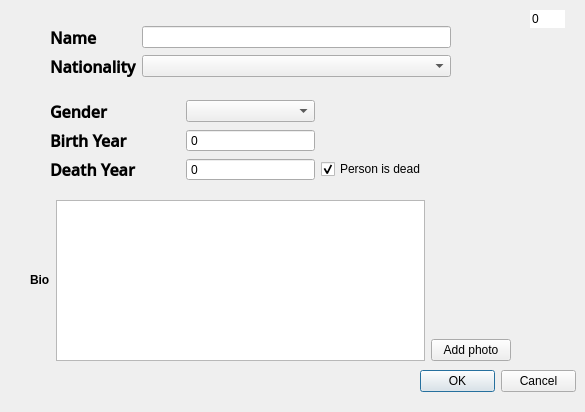
The window that personDialog.ui (annakrih/T113VLN1-3) describes before a commit, drawn with Qt 5.
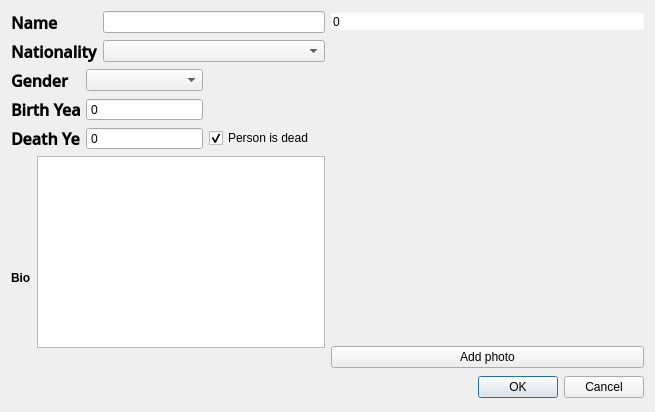
The same window after the commit.

```diff
--- a/personDialog.ui
+++ b/personDialog.ui
@@ -6,14 +6,14 @@
    <rect>
     <x>0</x>
     <y>0</y>
-    <width>585</width>
+    <width>655</width>
     <height>412</height>
    </rect>
   </property>
   <property name="minimumSize">
    <size>
-    <width>390</width>
-    <height>404</height>
+    <width>655</width>
+    <height>412</height>
    </size>
   </property>
   <property name="windowTitle">
@@ -22,67 +22,8 @@
   <property name="styleSheet">
    <string notr="true"/>
   </property>
-  <widget class="QDialogButtonBox" name="buttonBox">
-   <property name="enabled">
-    <bool>true</bool>
-   </property>
-   <property name="geometry">
-    <rect>
-     <x>420</x>
-     <y>370</y>
-     <width>156</width>
-     <height>23</height>
-    </rect>
-   </property>
-   <property name="styleSheet">
-    <string notr="true"/>
-   </property>
-   <property name="orientation">
-    <enum>Qt::Horizontal</enum>
-   </property>
-   <property name="standardButtons">
-    <set>QDialogButtonBox::Cancel|QDialogButtonBox::Ok</set>
-   </property>
-   <property name="centerButtons">
-    <bool>false</bool>
-   </property>
-  </widget>
-  <widget class="QSpinBox" name="hiddenId">
-   <property name="enabled">
-    <bool>true</bool>
-   </property>
-   <property name="geometry">
-    <rect>
-     <x>530</x>
-     <y>10</y>
-     <width>35</width>
-     <height>18</height>
-    </rect>
-   </property>
-   <property name="font">
-    <font>
-     <kerning>true</kerning>
-    </font>
-   </property>
-   <property name="frame">
-    <bool>false</bool>
-   </property>
-   <property name="buttonSymbols">
-    <enum>QAbstractSpinBox::NoButtons</enum>
-   </property>
-   <property name="keyboardTracking">
-    <bool>false</bool>
-   </property>
-  </widget>
-  <widget class="QWidget" name="verticalLayoutWidget">
-   <property name="geometry">
-    <rect>
-     <x>50</x>
-     <y>10</y>
-     <width>401</width>
-     <height>187</height>
-    </rect>
-   </property>
+  <layout class="QHBoxLayout" name="horizontalLayout_2">
+   <item>
    <layout class="QVBoxLayout" name="verticalLayout">
     <item>
      <layout class="QGridLayout" name="gridLayout_2">
@@ -140,24 +81,6 @@
     </item>
     <item>
      <layout class="QGridLayout" name="gridLayout">
-      <item row="1" column="0">
-       <widget class="QLabel" name="labelBY">
-        <property name="font">
-         <font>
-          <family>Open Sans Semibold</family>
-          <pointsize>12</pointsize>
-          <weight>75</weight>
-          <bold>true</bold>
-         </font>
-        </property>
-        <property name="styleSheet">
-         <string notr="true"/>
-        </property>
-        <property name="text">
-         <string>Birth Year</string>
-        </property>
-       </widget>
-      </item>
       <item row="1" column="1">
        <widget class="QSpinBox" name="personBY">
         <property name="styleSheet">
@@ -177,28 +100,19 @@
         </property>
        </widget>
       </item>
-      <item row="0" column="1">
-       <widget class="QComboBox" name="personGender">
-        <property name="styleSheet">
-         <string notr="true"/>
-        </property>
-       </widget>
-      </item>
-      <item row="0" column="0">
-       <widget class="QLabel" name="labelGender">
-        <property name="font">
-         <font>
-          <family>Open Sans Semibold</family>
-          <pointsize>12</pointsize>
-          <weight>75</weight>
-          <bold>true</bold>
-         </font>
+       <item row="2" column="2">
+        <widget class="QCheckBox" name="personCheckDY">
+         <property name="acceptDrops">
+          <bool>false</bool>
         </property>
         <property name="styleSheet">
          <string notr="true"/>
         </property>
         <property name="text">
-         <string>Gender</string>
+          <string>Person is dead</string>
+         </property>
+         <property name="checked">
+          <bool>true</bool>
         </property>
        </widget>
       </item>
@@ -224,8 +138,69 @@
         </property>
        </widget>
       </item>
+       <item row="0" column="1">
+        <widget class="QComboBox" name="personGender">
+         <property name="styleSheet">
+          <string notr="true"/>
+         </property>
+        </widget>
+       </item>
+       <item row="0" column="0">
+        <widget class="QLabel" name="labelGender">
+         <property name="maximumSize">
+          <size>
+           <width>60</width>
+           <height>16777215</height>
+          </size>
+         </property>
+         <property name="font">
+          <font>
+           <family>Open Sans Semibold</family>
+           <pointsize>12</pointsize>
+           <weight>75</weight>
+           <bold>true</bold>
+          </font>
+         </property>
+         <property name="styleSheet">
+          <string notr="true"/>
+         </property>
+         <property name="text">
+          <string>Gender</string>
+         </property>
+        </widget>
+       </item>
+       <item row="1" column="0">
+        <widget class="QLabel" name="labelBY">
+         <property name="maximumSize">
+          <size>
+           <width>69</width>
+           <height>16777215</height>
+          </size>
+         </property>
+         <property name="font">
+          <font>
+           <family>Open Sans Semibold</family>
+           <pointsize>12</pointsize>
+           <weight>75</weight>
+           <bold>true</bold>
+          </font>
+         </property>
+         <property name="styleSheet">
+          <string notr="true"/>
+         </property>
+         <property name="text">
+          <string>Birth Year</string>
+         </property>
+        </widget>
+       </item>
       <item row="2" column="0">
        <widget class="QLabel" name="labelDeath">
+         <property name="maximumSize">
+          <size>
+           <width>69</width>
+           <height>16777215</height>
+          </size>
+         </property>
         <property name="font">
          <font>
           <family>Open Sans Semibold</family>
@@ -242,50 +217,91 @@
         </property>
        </widget>
       </item>
-      <item row="2" column="2">
-       <widget class="QCheckBox" name="personCheckDY">
-        <property name="acceptDrops">
-         <bool>false</bool>
-        </property>
-        <property name="styleSheet">
-         <string notr="true"/>
-        </property>
-        <property name="text">
-         <string>Person is dead</string>
-        </property>
-        <property name="checked">
-         <bool>true</bool>
-        </property>
-       </widget>
-      </item>
-     </layout>
-    </item>
-   </layout>
-  </widget>
-  <widget class="QWidget" name="horizontalLayoutWidget">
-   <property name="geometry">
-    <rect>
-     <x>30</x>
-     <y>200</y>
-     <width>481</width>
-     <height>161</height>
-    </rect>
-   </property>
+      </layout>
+     </item>
+     <item>
    <layout class="QHBoxLayout" name="horizontalLayout">
     <item>
      <widget class="QLabel" name="labelBio">
+         <property name="maximumSize">
+          <size>
+           <width>20</width>
+           <height>16777215</height>
+          </size>
+         </property>
       <property name="text">
        <string>&lt;html&gt;&lt;head/&gt;&lt;body&gt;&lt;p&gt;&lt;span style=&quot; font-weight:600;&quot;&gt;Bio&lt;/span&gt;&lt;/p&gt;&lt;/body&gt;&lt;/html&gt;</string>
       </property>
      </widget>
     </item>
-    <item>
-     <widget class="QTextEdit" name="textEdit"/>
-    </item>
     <item>
      <layout class="QVBoxLayout" name="verticalLayout_2">
       <item>
+          <widget class="QTextEdit" name="textEdit">
+           <property name="maximumSize">
+            <size>
+             <width>16777215</width>
+             <height>400</height>
+            </size>
+           </property>
+           <property name="sizeIncrement">
+            <size>
+             <width>0</width>
+             <height>0</height>
+            </size>
+           </property>
+          </widget>
+         </item>
+         <item>
+          <spacer name="verticalSpacer">
+           <property name="orientation">
+            <enum>Qt::Vertical</enum>
+           </property>
+           <property name="sizeHint" stdset="0">
+            <size>
+             <width>20</width>
+             <height>40</height>
+            </size>
+           </property>
+          </spacer>
+         </item>
+        </layout>
+       </item>
+      </layout>
+     </item>
+    </layout>
+   </item>
+   <item>
+    <layout class="QVBoxLayout" name="verticalLayout_3">
+     <item>
+      <widget class="QSpinBox" name="hiddenId">
+       <property name="enabled">
+        <bool>true</bool>
+       </property>
+       <property name="font">
+        <font>
+         <kerning>true</kerning>
+        </font>
+       </property>
+       <property name="frame">
+        <bool>false</bool>
+       </property>
+       <property name="buttonSymbols">
+        <enum>QAbstractSpinBox::NoButtons</enum>
+       </property>
+       <property name="keyboardTracking">
+        <bool>false</bool>
+       </property>
+      </widget>
+     </item>
+     <item>
        <widget class="QLabel" name="label_image">
+       <property name="maximumSize">
+        <size>
+         <width>300</width>
+         <height>300</height>
+        </size>
+       </property>
         <property name="styleSheet">
          <string notr="true">border-color: qlineargradient(spread:pad, x1:1, y1:0, x2:1, y2:0, stop:0 rgba(0, 0, 0, 255), stop:1 rgba(255, 255, 255, 255));</string>
         </property>
@@ -296,15 +312,39 @@
       </item>
       <item>
        <widget class="QPushButton" name="inputPhoto">
+       <property name="maximumSize">
+        <size>
+         <width>320</width>
+         <height>16777215</height>
+        </size>
+       </property>
         <property name="text">
          <string>Add photo</string>
         </property>
        </widget>
       </item>
-     </layout>
-    </item>
-   </layout>
-  </widget>
+     <item>
+      <widget class="QDialogButtonBox" name="buttonBox">
+       <property name="enabled">
+        <bool>true</bool>
+       </property>
+       <property name="styleSheet">
+        <string notr="true"/>
+       </property>
+       <property name="orientation">
+        <enum>Qt::Horizontal</enum>
+       </property>
+       <property name="standardButtons">
+        <set>QDialogButtonBox::Cancel|QDialogButtonBox::Ok</set>
+       </property>
+       <property name="centerButtons">
+        <bool>false</bool>
+       </property>
+      </widget>
+     </item>
+    </layout>
+   </item>
+  </layout>
  </widget>
  <resources/>
  <connections>
```
Lines whose indentation alone changed are shown as unchanged.
